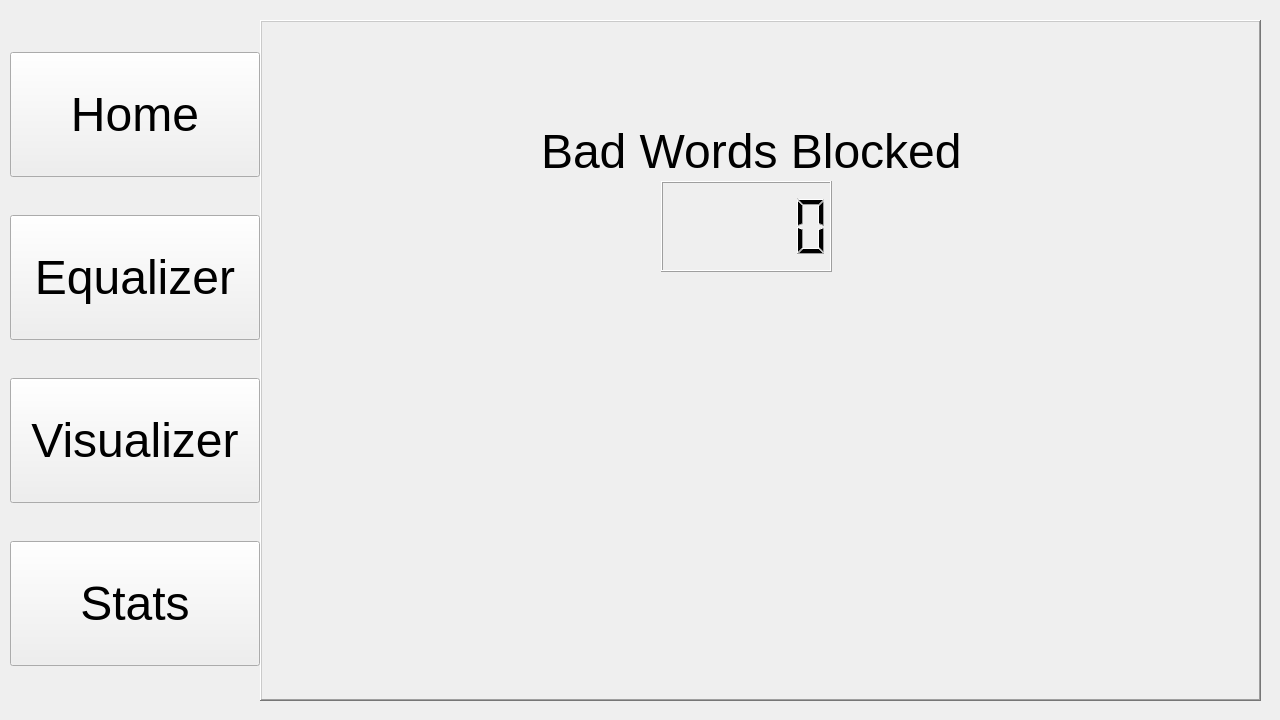
490-BadMouth/BadMouth, file BadMouth_main/bm_gui/form.ui: the form before one commit.
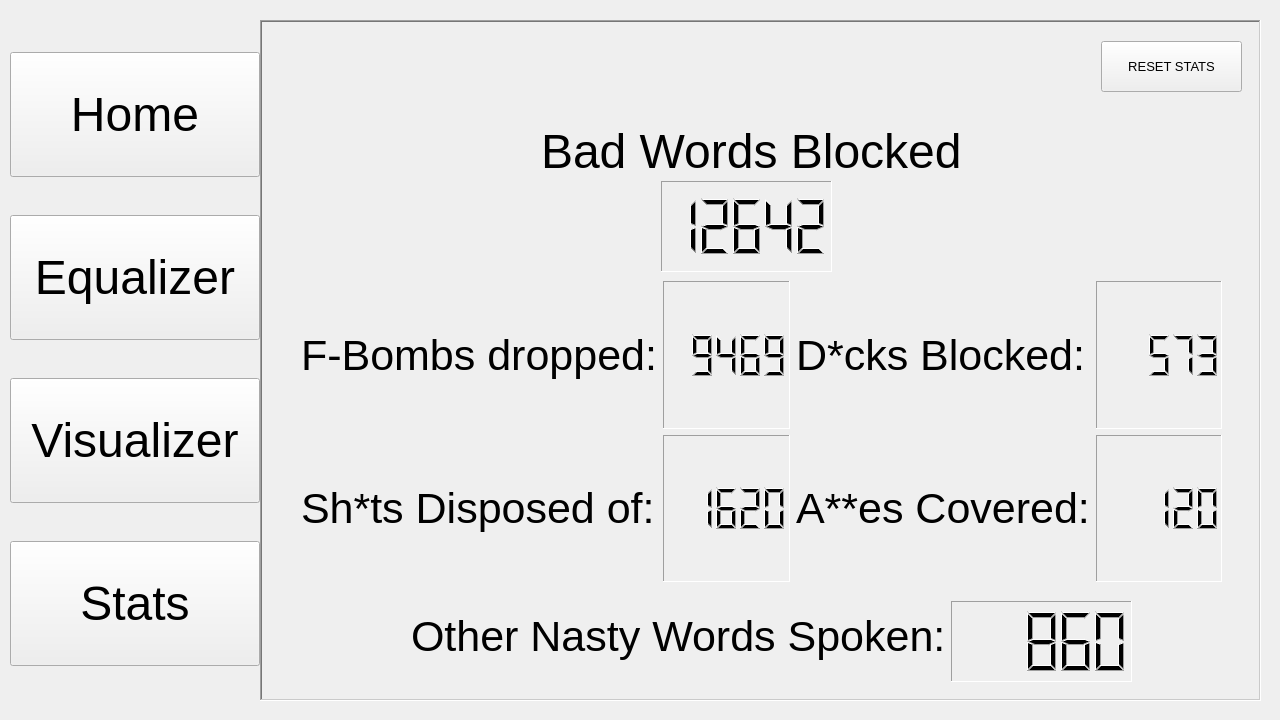
The form after the commit. The open tabs and pages were chosen to show the change. Icons and pictures are not drawn.

Commit message: push it real good

Diff of the .ui file:
```diff
--- a/BadMouth_main/bm_gui/form.ui
+++ b/BadMouth_main/bm_gui/form.ui
@@ -1088,7 +1088,7 @@
      <enum>QFrame::WinPanel</enum>
     </property>
     <property name="frameShadow">
-     <enum>QFrame::Raised</enum>
+     <enum>QFrame::Sunken</enum>
     </property>
     <property name="lineWidth">
      <number>0</number>
@@ -1331,7 +1331,7 @@
        </property>
        <layout class="QHBoxLayout" name="horizontalLayout_eq_7segs">
         <item>
-         <widget class="QLCDNumber" name="lcdNumber_3">
+         <widget class="QLCDNumber" name="lcdNumber_bass">
           <property name="frameShadow">
            <enum>QFrame::Sunken</enum>
           </property>
@@ -1345,7 +1345,7 @@
          </widget>
         </item>
         <item>
-         <widget class="QLCDNumber" name="lcdNumber">
+         <widget class="QLCDNumber" name="lcdNumber_treble">
           <property name="frameShadow">
            <enum>QFrame::Sunken</enum>
           </property>
@@ -1395,6 +1395,177 @@
          <height>91</height>
         </rect>
        </property>
+       <property name="frameShape">
+        <enum>QFrame::Panel</enum>
+       </property>
+       <property name="frameShadow">
+        <enum>QFrame::Sunken</enum>
+       </property>
+       <property name="intValue" stdset="0">
+        <number>12642</number>
+       </property>
+      </widget>
+      <widget class="QWidget" name="gridLayoutWidget_2">
+       <property name="geometry">
+        <rect>
+         <x>40</x>
+         <y>260</y>
+         <width>921</width>
+         <height>301</height>
+        </rect>
+       </property>
+       <layout class="QGridLayout" name="gridLayout">
+        <item row="1" column="0">
+         <widget class="QLabel" name="label_3">
+          <property name="font">
+           <font>
+            <pointsize>32</pointsize>
+           </font>
+          </property>
+          <property name="text">
+           <string>Sh*ts Disposed of:</string>
+          </property>
+         </widget>
+        </item>
+        <item row="0" column="1">
+         <widget class="QLCDNumber" name="lcdNumber">
+          <property name="frameShape">
+           <enum>QFrame::Panel</enum>
+          </property>
+          <property name="frameShadow">
+           <enum>QFrame::Sunken</enum>
+          </property>
+          <property name="intValue" stdset="0">
+           <number>9469</number>
+          </property>
+         </widget>
+        </item>
+        <item row="0" column="2">
+         <widget class="QLabel" name="label_4">
+          <property name="font">
+           <font>
+            <pointsize>32</pointsize>
+           </font>
+          </property>
+          <property name="text">
+           <string>D*cks Blocked:</string>
+          </property>
+         </widget>
+        </item>
+        <item row="1" column="1">
+         <widget class="QLCDNumber" name="lcdNumber_3">
+          <property name="frameShape">
+           <enum>QFrame::Panel</enum>
+          </property>
+          <property name="frameShadow">
+           <enum>QFrame::Sunken</enum>
+          </property>
+          <property name="intValue" stdset="0">
+           <number>1620</number>
+          </property>
+         </widget>
+        </item>
+        <item row="0" column="0">
+         <widget class="QLabel" name="label">
+          <property name="font">
+           <font>
+            <pointsize>32</pointsize>
+           </font>
+          </property>
+          <property name="text">
+           <string>F-Bombs dropped:</string>
+          </property>
+         </widget>
+        </item>
+        <item row="0" column="3">
+         <widget class="QLCDNumber" name="lcdNumber_5">
+          <property name="frameShape">
+           <enum>QFrame::Panel</enum>
+          </property>
+          <property name="frameShadow">
+           <enum>QFrame::Sunken</enum>
+          </property>
+          <property name="intValue" stdset="0">
+           <number>573</number>
+          </property>
+         </widget>
+        </item>
+        <item row="1" column="2">
+         <widget class="QLabel" name="label_5">
+          <property name="font">
+           <font>
+            <pointsize>32</pointsize>
+           </font>
+          </property>
+          <property name="text">
+           <string>A**es Covered:</string>
+          </property>
+         </widget>
+        </item>
+        <item row="1" column="3">
+         <widget class="QLCDNumber" name="lcdNumber_6">
+          <property name="frameShape">
+           <enum>QFrame::Panel</enum>
+          </property>
+          <property name="frameShadow">
+           <enum>QFrame::Sunken</enum>
+          </property>
+          <property name="intValue" stdset="0">
+           <number>120</number>
+          </property>
+         </widget>
+        </item>
+       </layout>
+      </widget>
+      <widget class="QLabel" name="label_6">
+       <property name="geometry">
+        <rect>
+         <x>150</x>
+         <y>580</y>
+         <width>571</width>
+         <height>71</height>
+        </rect>
+       </property>
+       <property name="font">
+        <font>
+         <pointsize>32</pointsize>
+        </font>
+       </property>
+       <property name="text">
+        <string>Other Nasty Words Spoken:</string>
+       </property>
+      </widget>
+      <widget class="QLCDNumber" name="lcdNumber_7">
+       <property name="geometry">
+        <rect>
+         <x>690</x>
+         <y>580</y>
+         <width>181</width>
+         <height>81</height>
+        </rect>
+       </property>
+       <property name="frameShape">
+        <enum>QFrame::Panel</enum>
+       </property>
+       <property name="frameShadow">
+        <enum>QFrame::Sunken</enum>
+       </property>
+       <property name="intValue" stdset="0">
+        <number>860</number>
+       </property>
+      </widget>
+      <widget class="QPushButton" name="pushButton">
+       <property name="geometry">
+        <rect>
+         <x>840</x>
+         <y>20</y>
+         <width>141</width>
+         <height>51</height>
+        </rect>
+       </property>
+       <property name="text">
+        <string>RESET STATS</string>
+       </property>
       </widget>
      </widget>
     </widget>
```
Left out of the diff: 63 changed lines with no effect on the pictures. The commit also changes 2 other files.
